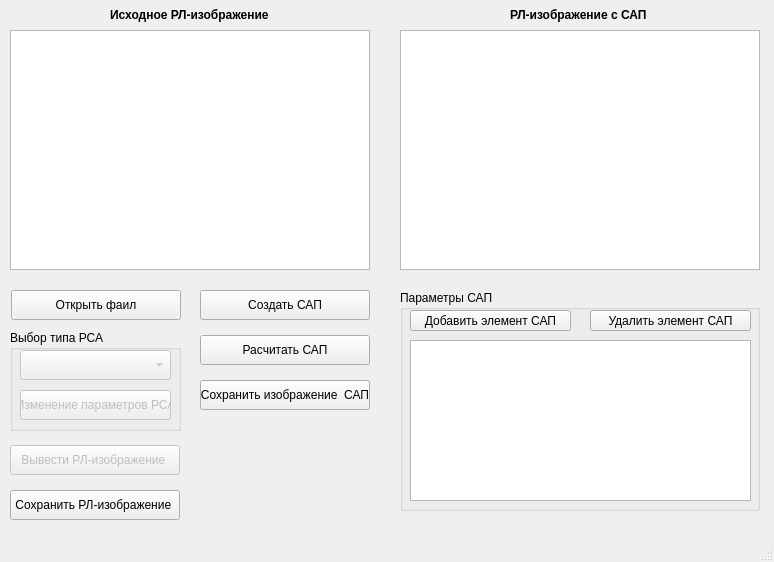
Above: qt_forms/qt_main_new2.ui from OlegShir/hologramm before the change. Below: the same form after it.
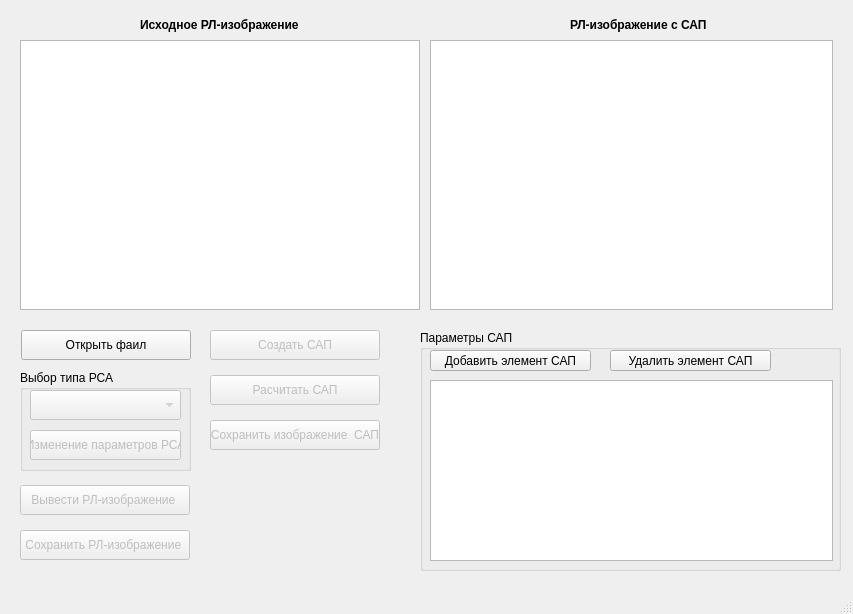
That is the form after the change. Icons and pictures are not drawn.

Diff of the .ui file:
```diff
--- a/qt_forms/qt_main_new2.ui
+++ b/qt_forms/qt_main_new2.ui
@@ -6,8 +6,8 @@
    <rect>
     <x>0</x>
     <y>0</y>
-    <width>774</width>
-    <height>562</height>
+    <width>853</width>
+    <height>614</height>
    </rect>
   </property>
   <property name="windowTitle">
@@ -21,8 +21,8 @@
    <widget class="QPushButton" name="open_file">
     <property name="geometry">
      <rect>
-      <x>11</x>
-      <y>290</y>
+      <x>21</x>
+      <y>330</y>
       <width>170</width>
       <height>30</height>
      </rect>
@@ -34,18 +34,18 @@
    <widget class="QGraphicsView" name="canvas_RSA">
     <property name="geometry">
      <rect>
-      <x>10</x>
-      <y>30</y>
-      <width>360</width>
-      <height>240</height>
+      <x>20</x>
+      <y>40</y>
+      <width>400</width>
+      <height>270</height>
      </rect>
     </property>
    </widget>
    <widget class="QLabel" name="label_2">
     <property name="geometry">
      <rect>
-      <x>110</x>
-      <y>0</y>
+      <x>140</x>
+      <y>10</y>
       <width>171</width>
       <height>30</height>
      </rect>
@@ -63,10 +63,10 @@
    <widget class="QGroupBox" name="groupBox">
     <property name="geometry">
      <rect>
-      <x>400</x>
-      <y>290</y>
-      <width>360</width>
-      <height>221</height>
+      <x>420</x>
+      <y>330</y>
+      <width>421</width>
+      <height>241</height>
      </rect>
     </property>
     <property name="title">
@@ -111,20 +111,20 @@
       <rect>
        <x>10</x>
        <y>50</y>
-       <width>341</width>
-       <height>161</height>
+       <width>403</width>
+       <height>181</height>
       </rect>
      </property>
     </widget>
    </widget>
    <widget class="QPushButton" name="create_SAP">
     <property name="enabled">
-     <bool>true</bool>
+     <bool>false</bool>
     </property>
     <property name="geometry">
      <rect>
-      <x>200</x>
-      <y>290</y>
+      <x>210</x>
+      <y>330</y>
       <width>170</width>
       <height>30</height>
      </rect>
@@ -135,12 +135,12 @@
    </widget>
    <widget class="QPushButton" name="open_file_4">
     <property name="enabled">
-     <bool>true</bool>
+     <bool>false</bool>
     </property>
     <property name="geometry">
      <rect>
-      <x>200</x>
-      <y>335</y>
+      <x>210</x>
+      <y>375</y>
       <width>170</width>
       <height>30</height>
      </rect>
@@ -152,20 +152,20 @@
    <widget class="QGraphicsView" name="canvas_SAP">
     <property name="geometry">
      <rect>
-      <x>400</x>
-      <y>30</y>
-      <width>360</width>
-      <height>240</height>
+      <x>430</x>
+      <y>40</y>
+      <width>403</width>
+      <height>270</height>
      </rect>
     </property>
    </widget>
    <widget class="QLabel" name="label_3">
     <property name="geometry">
      <rect>
-      <x>510</x>
-      <y>5</y>
-      <width>151</width>
-      <height>20</height>
+      <x>570</x>
+      <y>10</y>
+      <width>171</width>
+      <height>30</height>
      </rect>
     </property>
     <property name="font">
@@ -180,12 +180,12 @@
    </widget>
    <widget class="QPushButton" name="open_file_5">
     <property name="enabled">
-     <bool>true</bool>
+     <bool>false</bool>
     </property>
     <property name="geometry">
      <rect>
-      <x>200</x>
-      <y>380</y>
+      <x>210</x>
+      <y>420</y>
       <width>170</width>
       <height>30</height>
      </rect>
@@ -200,8 +200,8 @@
     </property>
     <property name="geometry">
      <rect>
-      <x>10</x>
-      <y>445</y>
+      <x>20</x>
+      <y>485</y>
       <width>170</width>
       <height>30</height>
      </rect>
@@ -213,8 +213,8 @@
    <widget class="QGroupBox" name="Type_RSA">
     <property name="geometry">
      <rect>
-      <x>10</x>
-      <y>330</y>
+      <x>20</x>
+      <y>370</y>
       <width>171</width>
       <height>101</height>
      </rect>
@@ -257,12 +257,12 @@
    </widget>
    <widget class="QPushButton" name="open_file_7">
     <property name="enabled">
-     <bool>true</bool>
+     <bool>false</bool>
     </property>
     <property name="geometry">
      <rect>
-      <x>10</x>
-      <y>490</y>
+      <x>20</x>
+      <y>530</y>
       <width>170</width>
       <height>30</height>
      </rect>
```
Left out of the diff: 16 changed lines with no effect on the pictures.
